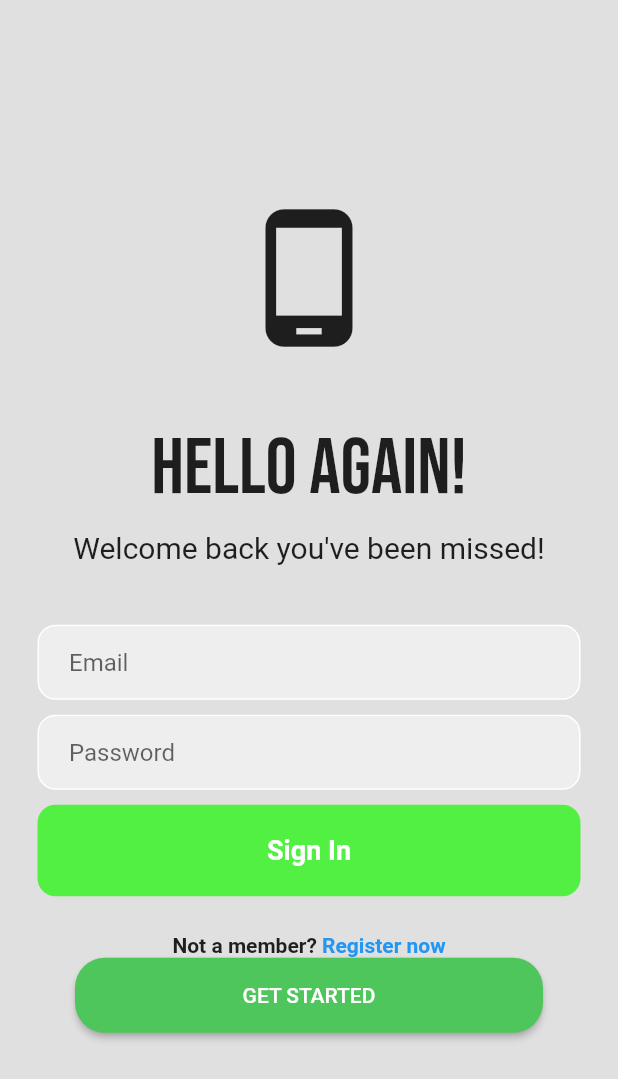
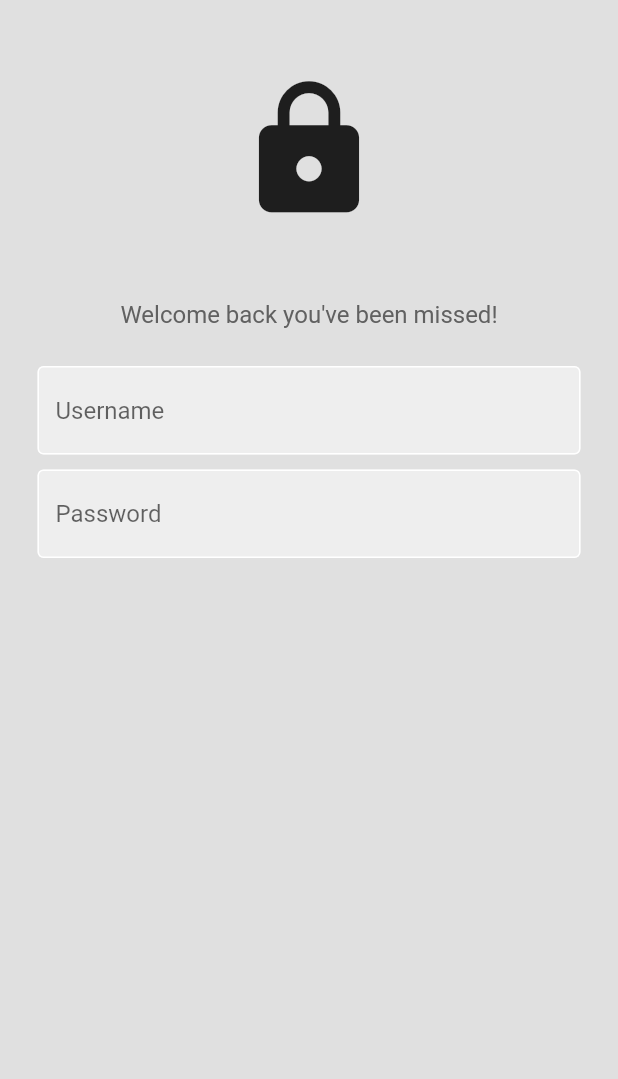
Before and after one commit to BrianKawinzi/medrx-mobile-app, a Flutter app: the screen it shows after launch, on a phone screen of 412 x 824 dp. Shown: the top 1079 px of the screen. Run offline on Flutter 3.47's test engine with Material 2 defaults, Android fonts, the phone set to English and light mode, and no system bars; our stand-ins replace google_fonts.

Commit message:
Username textfield and password textfield

```diff
--- /dev/null
+++ b/lib/components/my_textfield.dart
@@ -0,0 +1,36 @@
+import 'package:flutter/material.dart';
+
+class MyTextField extends StatelessWidget {
+  final controller;
+  final String hintText;
+  final bool obscureText;
+
+  const MyTextField({
+    super.key,
+    required this.controller,
+    required this.hintText,
+    required this.obscureText,
+    });
+
+  @override
+  Widget build(BuildContext context) {
+    return Padding(
+                padding: const EdgeInsets.symmetric(horizontal: 25.0),
+                child: TextField(
+                  controller: controller,
+                  obscureText: obscureText,
+                  decoration: InputDecoration(
+                    enabledBorder: const OutlineInputBorder(
+                      borderSide: BorderSide(color: Colors.white),
+                    ),
+                    focusedBorder: OutlineInputBorder(
+                      borderSide: BorderSide(color: Colors.grey.shade400)
+                    ),
+                    fillColor: Colors.grey.shade200,
+                    filled: true,
+                    hintText: hintText,
+                  ),
+                ),
+              );
+  }
+}
--- a/lib/login_page.dart
+++ /dev/null
@@ -1,139 +0,0 @@
-import 'package:flutter/material.dart';
-import 'package:google_fonts/google_fonts.dart';
-import 'package:medrx/widget/button_primary.dart';
-
-class LoginPage extends StatefulWidget {
-  const LoginPage({Key? key}) : super(key: key);
-
-  @override
-  State<LoginPage> createState() => _LoginPageState();
-}
-
-class _LoginPageState extends State<LoginPage> {
-  @override
-  Widget build(BuildContext context){
-    return Scaffold(
-      backgroundColor: Colors.grey[300],
-      body: SafeArea(
-        child: Center(
-        child: Column(
-          mainAxisAlignment: MainAxisAlignment.center,
-          children: [
-            Icon(
-              Icons.phone_android,
-              size: 100,
-            ),
-            SizedBox(height: 46),
-        //Hello again!
-        Text(
-          'Hello Again!',
-        style: GoogleFonts.bebasNeue(
-          fontSize: 52,
-        ),
-          ),
-          SizedBox(height: 10),
-        Text('Welcome back you\'ve been missed!',
-        style: TextStyle(
-          fontSize: 20,
-          ),
-        ),
-        SizedBox(height: 40),
-
-
-        //email textfield
-        Padding(
-          padding: const EdgeInsets.symmetric(horizontal: 25.0),
-          child: Container(
-            decoration: BoxDecoration(
-              color: Colors.grey[200],
-              border: Border.all(color: Colors.white),
-              borderRadius: BorderRadius.circular(12),
-            ),
-            child: Padding(
-              padding: const EdgeInsets.only(left: 20.0),
-              child: TextField(
-                decoration: InputDecoration(
-                  border: InputBorder.none,
-                  hintText: 'Email',
-                ),
-              ),
-            ),
-          ),
-        ),
-        SizedBox(height: 10),
-
-
-        //passwordtextfield
-        Padding(
-          padding: const EdgeInsets.symmetric(horizontal: 25.0),
-          child: Container(
-            decoration: BoxDecoration(
-              color: Colors.grey[200],
-              border: Border.all(color: Colors.white),
-              borderRadius: BorderRadius.circular(12),
-            ),
-            child: Padding(
-              padding: const EdgeInsets.only(left: 20.0),
-              child: TextField(
-                obscureText: true,
-                decoration: InputDecoration(
-                  border: InputBorder.none,
-                  hintText: 'Password',
-                ),
-              ),
-            ),
-          ),
-        ),
-        SizedBox(height: 10),
-
-        //signin button
-        Padding(
-          padding: const EdgeInsets.symmetric(horizontal: 25.0),
-          child: Container(
-            padding: EdgeInsets.all(20),
-            decoration: BoxDecoration(
-              color: Color.fromARGB(255, 83, 240, 68),
-              borderRadius: BorderRadius.circular(12),
-              ),
-            child: Center(
-              child: Text(
-                'Sign In',
-                style: TextStyle(
-                  color: Colors.white,
-                  fontWeight: FontWeight.bold,
-                  fontSize: 18,
-                  ),
-                )
-              ),
-          ),
-        ),
-        SizedBox(height: 25),
-
-        //not a member register now
-        Row(
-          mainAxisAlignment: MainAxisAlignment.center,
-          children: [
-            Text(
-              'Not a member?',
-              style: TextStyle(
-                fontWeight: FontWeight.bold,
-              ),
-              ),
-            Text(
-              ' Register now',
-              style: TextStyle(
-                color: Colors.blue,
-                fontWeight: FontWeight.bold,
-              ),
-              ),
-          ],
-        ),
-        ButtonPrimary()
-      ],
-        )
-        ),
-      ),
-    );
-
-  }
-}
--- a/lib/main.dart
+++ b/lib/main.dart
@@ -1,5 +1,5 @@
 import 'package:flutter/material.dart';
-import 'login_page.dart';
+import 'pages/login_page.dart';
 void main() {
   runApp(const MyApp());
 }
--- /dev/null
+++ b/lib/pages/login_page.dart
@@ -0,0 +1,69 @@
+import 'package:flutter/material.dart';
+import 'package:medrx/components/my_textfield.dart';
+
+class LoginPage extends StatelessWidget {
+  LoginPage({super.key});
+
+  // text editing controllers
+  final usernameController = TextEditingController();
+  final passwordController = TextEditingController();
+
+  @override
+  Widget build(BuildContext context) {
+    return Scaffold(
+      backgroundColor: Colors.grey[300],
+      body: SafeArea(
+        child: Center(
+          child: Column(
+            children:  [
+              const SizedBox(height: 50),
+              //logo
+              const Icon(
+                Icons.lock,
+                size: 100,
+              ),
+
+              const SizedBox(height: 50),
+
+
+              //welcome back you've been missed
+              Text(
+                'Welcome back you\'ve been missed!',
+                style: TextStyle(
+                  color: Colors.grey[700],
+                  fontSize: 16,
+                  ),
+              ),
+
+              const SizedBox(height: 25),
+              //username textfield
+              MyTextField(
+                controller: usernameController,
+                hintText: 'Username',
+                obscureText: false,
+              ),
+
+              const SizedBox(height: 10),
+              //password textfield
+              MyTextField(
+                controller: passwordController,
+                hintText: 'Password',
+                obscureText: false,
+              ),
+
+              // forgot password?
+              //sign in button
+
+
+              //or continue with
+
+              //google + apple sign in buttons
+
+              //not a member register now
+            ],
+          ),
+        ),
+      ),
+    );
+  }
+}
--- /dev/null
+++ b/lib/widget/widget_illustration.dart
@@ -0,0 +1,15 @@
+import 'package:flutter/material.dart';
+
+class WidgetIllusration extends StatelessWidget {
+  @override
+  Widget build(BuildContext context) {
+    return Column(
+      children: [Image.asset(
+        "assets.splagh-ilustration.png",
+        width: 250,
+        )
+        ],
+    );
+  }
+
+}
```
Also changed, not shown: lib/assets/apple.png (added), lib/assets/google.png (added).
